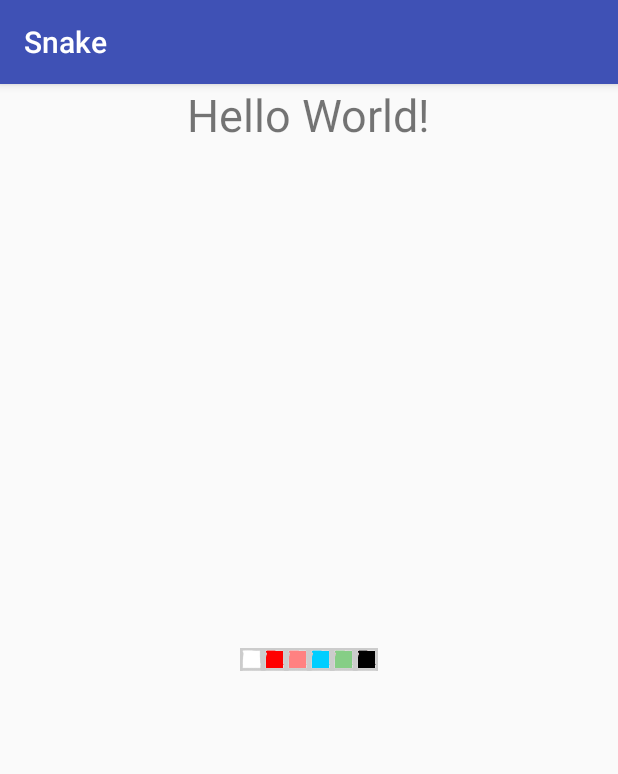
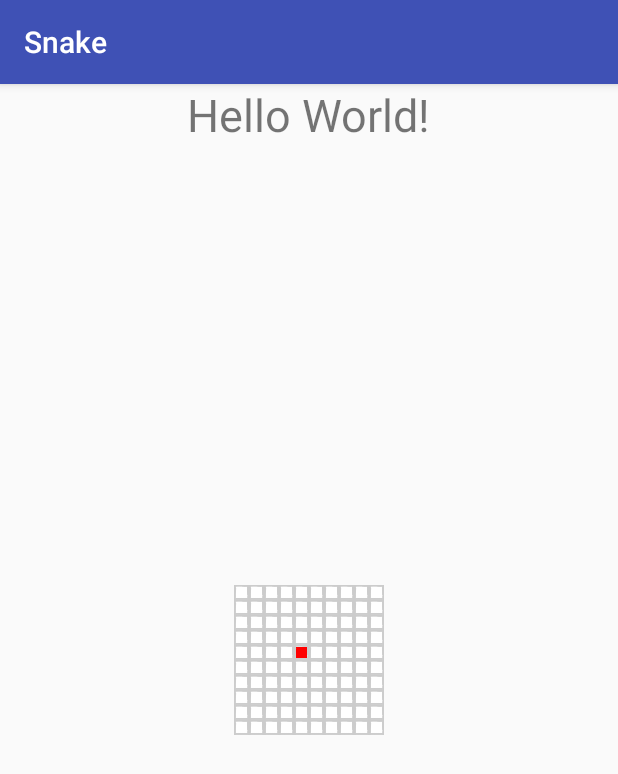
Before and after one commit to Hyuni89/SnakeGame, an Android app: the screen it shows after launch (MainActivity), on a phone screen of 412 x 824 dp. Shown: the top 774 px of the screen. Run offline under Robolectric (Android 15) with nearby library versions, the phone set to English and light mode, and no system bars.

Commit message:
show snake movement on screen but it blink... TODO: It shouldn't blink

```diff
--- a/app/src/main/java/com/example/cho/snake/MainActivity.java
+++ b/app/src/main/java/com/example/cho/snake/MainActivity.java
@@ -1,6 +1,9 @@
 package com.example.cho.snake;
 
+import android.content.Context;
 import android.content.res.Resources;
+import android.os.Handler;
+import android.os.Message;
 import android.support.v7.app.AppCompatActivity;
 import android.os.Bundle;
 import android.util.Log;
@@ -16,19 +19,43 @@ public class MainActivity extends AppCompatActivity {
     private RelativeLayout rl;
     private GridLayout gl;
     private SnakeEngine sn;
+    private Handler h;
 
     @Override
     protected void onCreate(Bundle savedInstanceState) {
         super.onCreate(savedInstanceState);
         setContentView(R.layout.activity_main);
 
+        h = new Handler() {
+            @Override
+            public void handleMessage(Message msg) {
+                if(msg.what == 0) {
+                    gl.removeAllViews();
+                } else {
+                    ImageView iv = new ImageView((Context)msg.obj);
+                    iv.setImageResource(msg.arg1);
+                    iv.setLayoutParams(new GridLayout.LayoutParams());
+
+                    Resources r = getResources();
+                    int px = (int)TypedValue.applyDimension(TypedValue.COMPLEX_UNIT_DIP, 10, r.getDisplayMetrics());
+                    GridLayout.LayoutParams params = (GridLayout.LayoutParams)iv.getLayoutParams();
+                    params.width = px;
+                    params.height = px;
+
+//                gl.setColumnCount(msg.arg2);
+//                gl.setRowCount(msg.arg2);
+                    gl.addView(iv, params);
+                }
+            }
+        };
         sn = new SnakeEngine();
         Thread t = new Thread(new Runnable() {
             @Override
             public void run() {
                 while(sn.isAlive()) {
                     sn.go();
-                    show(gl, sn.getMap());
+                    clear();
+                    show(sn.getMap());
                     try {
                         Thread.sleep((long)(1000 * sn.getGap()));
                     } catch(Exception e) {
@@ -70,39 +97,39 @@ public class MainActivity extends AppCompatActivity {
         t.start();
     }
 
-    private void show(GridLayout gl, int[][] map) {
+    private void show(int[][] map) {
         int n = map.length - 2;
-        Log.e("by cho", String.format("%d", n));
-        gl.setColumnCount(n);
-        gl.setRowCount(n);
-        ImageView iv;
+        int iv = 0;
 
         for(int i = 1; i <= n; i++) {
             for(int j = 1; j <= n; j++) {
-                iv = new ImageView(this);
-                Log.e("by cho", String.format("%d %d", i, j));
                 switch(map[i][j]) {
                     case 0:
-                        iv.setImageResource(R.drawable.cell);
+                        iv = R.drawable.cell;
                         break;
                     case 1:
-                        iv.setImageResource(R.drawable.head);
+                        iv = R.drawable.head;
                         break;
                     case 2:
-                        iv.setImageResource(R.drawable.body);
+                        iv = R.drawable.body;
                         break;
                     case 3:
-                        iv.setImageResource(R.drawable.append);
+                        iv = R.drawable.append;
                         break;
                     default:
                 }
-                Resources r = getResources();
-                int px = (int)TypedValue.applyDimension(TypedValue.COMPLEX_UNIT_DIP, 10, r.getDisplayMetrics());
-                GridLayout.LayoutParams params = (GridLayout.LayoutParams)iv.getLayoutParams();
-                params.width = px;
-                params.height = px;
-                gl.addView(iv, params);
+
+                Message msg = new Message();
+                msg.what = 1;
+                msg.arg1 = iv;
+                msg.arg2 = n;
+                msg.obj = this;
+                h.sendMessage(msg);
             }
         }
     }
+
+    private void clear() {
+        h.sendEmptyMessage(0);
+    }
 }
```
